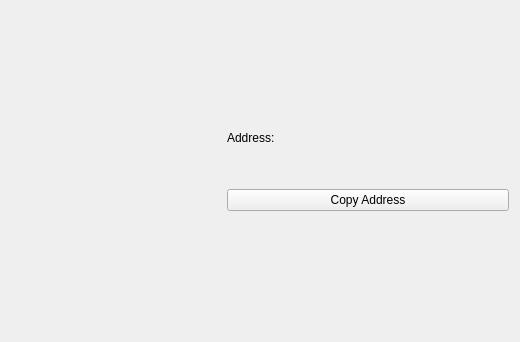
The window that src/qt/forms/receivetokenpage.ui (qtumproject/qtum) describes before a commit, drawn with Qt 5.
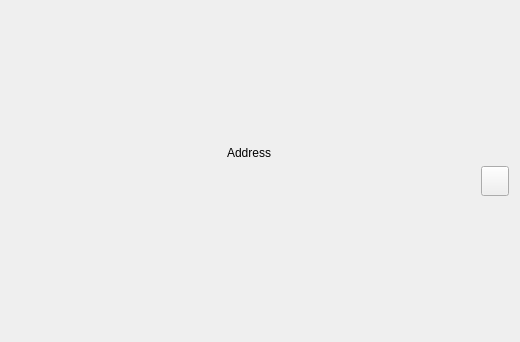
The same window after the commit.

Commit message: Update receive token address GUI

```diff
--- a/src/qt/forms/receivetokenpage.ui
+++ b/src/qt/forms/receivetokenpage.ui
@@ -89,40 +89,61 @@
         </spacer>
        </item>
        <item>
+        <widget class="QWidget" name="widgetAddress" native="true">
+         <layout class="QVBoxLayout" name="verticalLayout_3">
+          <property name="leftMargin">
+           <number>0</number>
+          </property>
+          <property name="topMargin">
+           <number>0</number>
+          </property>
+          <property name="rightMargin">
+           <number>0</number>
+          </property>
+          <property name="bottomMargin">
+           <number>0</number>
+          </property>
+          <item>
         <widget class="QLabel" name="labelTokenAddressText">
          <property name="text">
-          <string>Address:</string>
+             <string>Address</string>
          </property>
         </widget>
        </item>
+          <item>
+           <layout class="QHBoxLayout" name="horizontalLayout">
        <item>
         <widget class="QLabel" name="labelTokenAddress">
+              <property name="sizePolicy">
+               <sizepolicy hsizetype="Preferred" vsizetype="Fixed">
+                <horstretch>0</horstretch>
+                <verstretch>0</verstretch>
+               </sizepolicy>
+              </property>
+              <property name="minimumSize">
+               <size>
+                <width>0</width>
+                <height>0</height>
+               </size>
+              </property>
          <property name="text">
           <string/>
          </property>
         </widget>
        </item>
        <item>
-        <spacer name="verticalSpacer_3">
-         <property name="orientation">
-          <enum>Qt::Vertical</enum>
-         </property>
-         <property name="sizeType">
-          <enum>QSizePolicy::Fixed</enum>
-         </property>
-         <property name="sizeHint" stdset="0">
+             <widget class="QToolButton" name="copyAddressButton">
+              <property name="minimumSize">
           <size>
-           <width>20</width>
+                <width>28</width>
            <height>30</height>
           </size>
          </property>
-        </spacer>
-       </item>
-       <item>
-        <widget class="QPushButton" name="copyAddressButton">
-         <property name="text">
-          <string>Copy Address</string>
-         </property>
+             </widget>
+            </item>
+           </layout>
+          </item>
+         </layout>
         </widget>
        </item>
        <item>
```
Lines whose indentation alone changed are shown as unchanged. The commit also changes 4 other files.
